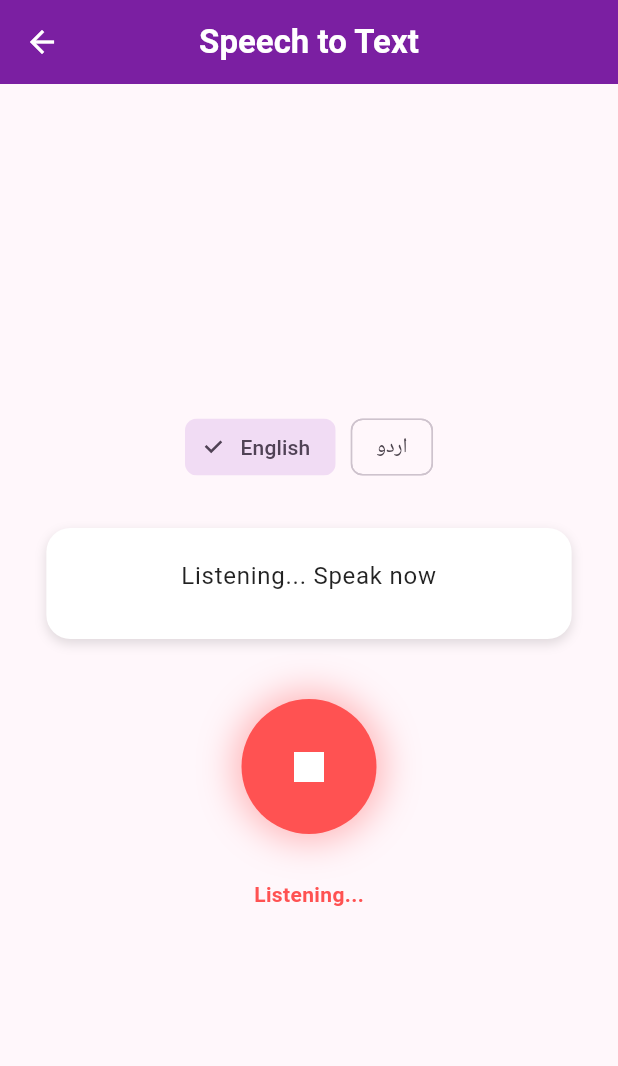
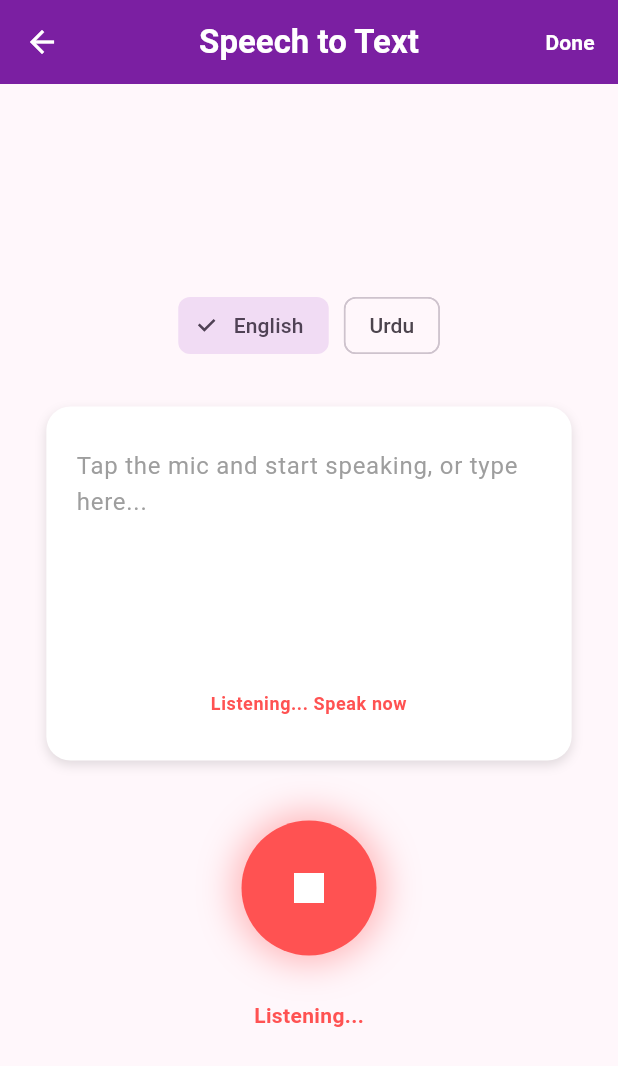
Before and after one commit to Ayeshafayyazz/PixiePen, a Flutter app: the SpeechToTextScreen screen opened directly, after a tap on the "mic" icon, on a phone screen of 412 x 824 dp. Shown: the top 1066 px of the screen. Run offline on Flutter 3.47's test engine with Material 3 defaults, Android fonts, the phone set to English and light mode, and no system bars; our stand-ins replace animated_text_kit, cloud_firestore, firebase_auth, firebase_core, firebase_storage, flutter_custom_clippers and 5 more; accounts and stored records are empty; Roboto replaces fonts that are missing (Poppins).

Commit message:
Speech to Text updated

```diff
--- a/lib/screens/speech_to_text_screen.dart
+++ b/lib/screens/speech_to_text_screen.dart
@@ -1,82 +1,104 @@
 import 'package:flutter/material.dart';
+import 'package:permission_handler/permission_handler.dart';
 import 'package:speech_to_text/speech_to_text.dart' as stt;
-import 'package:permission_handler/permission_handler.dart';
-import 'theme.dart'; // your color file
+
+import 'theme.dart';
 
 class SpeechToTextScreen extends StatefulWidget {
-  const SpeechToTextScreen({super.key});
+  final String initialText;
+
+  const SpeechToTextScreen({
+    super.key,
+    this.initialText = '',
+  });
 
   @override
   State<SpeechToTextScreen> createState() => _SpeechToTextScreenState();
 }
 
 class _SpeechToTextScreenState extends State<SpeechToTextScreen> {
-  late stt.SpeechToText _speech;
+  late final stt.SpeechToText _speech;
+  late final TextEditingController _transcriptController;
 
-  String transcript = "Tap the mic and start speaking...";
+  String _statusMessage = "Tap the mic and start speaking...";
+  String _textBeforeListening = '';
   bool isListening = false;
+  bool _isReturning = false;
   double confidence = 0.0;
 
-  // ✅ Language toggle
   String selectedLanguage = "en_US";
 
   @override
   void initState() {
     super.initState();
     _speech = stt.SpeechToText();
+    _transcriptController = TextEditingController(text: widget.initialText);
   }
 
   Future<void> _toggleListening() async {
     debugPrint("Mic tapped");
 
     if (!isListening) {
-      // ✅ Request permission
-      var status = await Permission.microphone.request();
+      final status = await Permission.microphone.request();
 
       if (!status.isGranted) {
         setState(() {
-          transcript = "Microphone permission denied";
+          _statusMessage = "Microphone permission denied";
         });
         return;
       }
 
-      bool available = await _speech.initialize(
+      final available = await _speech.initialize(
         onStatus: (status) {
           debugPrint("Status: $status");
 
-          if (status == "done" || status == "notListening") {
-            setState(() => isListening = false);
+          if ((status == "done" || status == "notListening") &&
+              mounted &&
+              isListening &&
+              !_isReturning) {
+            Future.microtask(_finishAndReturn);
           }
         },
         onError: (error) {
           debugPrint("Error: $error");
 
-          // 🔥 Ignore no_match error
           if (error.errorMsg == "error_no_match") return;
+          if (!mounted) return;
 
           setState(() {
             isListening = false;
-            transcript = "Error: ${error.errorMsg}";
+            _statusMessage = "Error: ${error.errorMsg}";
           });
         },
       );
 
       if (available) {
+        _textBeforeListening = _transcriptController.text.trimRight();
         setState(() {
           isListening = true;
-          transcript = "Listening... Speak now";
+          _statusMessage = "Listening... Speak now";
         });
 
-        _speech.listen(
+        await _speech.listen(
           listenFor: const Duration(minutes: 1),
           pauseFor: const Duration(seconds: 10),
           partialResults: true,
           cancelOnError: false,
           listenMode: stt.ListenMode.dictation,
-          localeId: selectedLanguage, // ✅ Urdu / English
+          localeId: selectedLanguage,
           onResult: (result) {
+            if (!mounted) return;
+
+            final spokenWords = result.recognizedWords.trim();
+            final separator =
+                _textBeforeListening.isEmpty || spokenWords.isEmpty ? '' : ' ';
+            final updatedText = '$_textBeforeListening$separator$spokenWords';
+
             setState(() {
-              transcript = result.recognizedWords;
+              _transcriptController.value = TextEditingValue(
+                text: updatedText,
+                selection: TextSelection.collapsed(offset: updatedText.length),
+              );
 
               if (result.hasConfidenceRating && result.confidence > 0) {
                 confidence = result.confidence;
@@ -86,24 +108,37 @@ class _SpeechToTextScreenState extends State<SpeechToTextScreen> {
         );
       } else {
         setState(() {
-          transcript = "Speech recognition not available";
+          _statusMessage = "Speech recognition not available";
           isListening = false;
         });
       }
     } else {
-      // ✅ Stop listening
+      await _finishAndReturn();
+    }
+  }
+
+  Future<void> _stopListening() async {
     setState(() => isListening = false);
     await _speech.stop();
+  }
+
+  Future<void> _finishAndReturn() async {
+    if (_isReturning) return;
+    _isReturning = true;
+
+    if (isListening) {
+      await _stopListening();
+    }
 
     if (mounted) {
-        Navigator.of(context).pop(transcript);
-      }
+      Navigator.of(context).pop(_transcriptController.text.trim());
     }
   }
 
   @override
   void dispose() {
     _speech.stop();
+    _transcriptController.dispose();
     super.dispose();
   }
 
@@ -111,7 +146,12 @@ class _SpeechToTextScreenState extends State<SpeechToTextScreen> {
   Widget build(BuildContext context) {
     final textTheme = Theme.of(context).textTheme;
 
-    return Scaffold(
+    return WillPopScope(
+      onWillPop: () async {
+        await _finishAndReturn();
+        return false;
+      },
+      child: Scaffold(
         appBar: AppBar(
           backgroundColor: kAppPrimary,
           centerTitle: true,
@@ -120,13 +160,24 @@ class _SpeechToTextScreenState extends State<SpeechToTextScreen> {
             style: TextStyle(color: Colors.white, fontWeight: FontWeight.w600),
           ),
           iconTheme: const IconThemeData(color: Colors.white),
+          actions: [
+            TextButton(
+              onPressed: _finishAndReturn,
+              child: const Text(
+                "Done",
+                style: TextStyle(
+                  color: Colors.white,
+                  fontWeight: FontWeight.w600,
+                ),
+              ),
+            ),
+          ],
         ),
         body: Center(
           child: SingleChildScrollView(
             child: Column(
               mainAxisAlignment: MainAxisAlignment.center,
               children: [
-              // ✅ Language Toggle
                 Row(
                   mainAxisAlignment: MainAxisAlignment.center,
                   children: [
@@ -139,7 +190,7 @@ class _SpeechToTextScreenState extends State<SpeechToTextScreen> {
                     ),
                     const SizedBox(width: 10),
                     ChoiceChip(
-                    label: const Text("اردو"),
+                      label: const Text("Urdu"),
                       selected: selectedLanguage == "ur_PK",
                       onSelected: (_) {
                         setState(() => selectedLanguage = "ur_PK");
@@ -147,10 +198,7 @@ class _SpeechToTextScreenState extends State<SpeechToTextScreen> {
                     ),
                   ],
                 ),
-
                 const SizedBox(height: 30),
-
-              // Transcript card
                 Container(
                   width: MediaQuery.of(context).size.width * 0.85,
                   padding: const EdgeInsets.all(20),
@@ -162,18 +210,39 @@ class _SpeechToTextScreenState extends State<SpeechToTextScreen> {
                         color: Colors.black12,
                         blurRadius: 6,
                         offset: Offset(0, 3),
-                    )
+                      ),
                     ],
                   ),
                   child: Column(
                     children: [
-                    Text(
-                      transcript,
-                      textAlign: TextAlign.center,
+                      TextField(
+                        controller: _transcriptController,
+                        minLines: 6,
+                        maxLines: 12,
+                        textAlign: TextAlign.start,
+                        decoration: InputDecoration(
+                          hintText:
+                              "Tap the mic and start speaking, or type here...",
+                          border: InputBorder.none,
+                          hintStyle: textTheme.bodyLarge?.copyWith(
+                            color: Colors.grey.shade500,
+                          ),
+                        ),
                         style: textTheme.bodyLarge?.copyWith(
                           fontSize: 16,
                           height: 1.5,
                           color: Colors.black87,
+                        ),
+                      ),
+                      const SizedBox(height: 10),
+                      Text(
+                        _statusMessage,
+                        textAlign: TextAlign.center,
+                        style: textTheme.bodySmall?.copyWith(
+                          color: isListening ? Colors.redAccent : Colors.grey,
+                          fontWeight: isListening
+                              ? FontWeight.w600
+                              : FontWeight.normal,
                         ),
                       ),
                       const SizedBox(height: 10),
@@ -187,10 +256,7 @@ class _SpeechToTextScreenState extends State<SpeechToTextScreen> {
                     ],
                   ),
                 ),
-
                 const SizedBox(height: 40),
-
-              // ✅ Mic Button (FIXED)
                 Material(
                   color: Colors.transparent,
                   child: InkWell(
@@ -205,9 +271,8 @@ class _SpeechToTextScreenState extends State<SpeechToTextScreen> {
                         shape: BoxShape.circle,
                         boxShadow: [
                           BoxShadow(
-                          color: (isListening
-                              ? Colors.redAccent
-                              : kAppPrimary)
+                            color:
+                                (isListening ? Colors.redAccent : kAppPrimary)
                                     .withOpacity(0.4),
                             blurRadius: 20,
                             spreadRadius: 5,
@@ -222,11 +287,9 @@ class _SpeechToTextScreenState extends State<SpeechToTextScreen> {
                     ),
                   ),
                 ),
-
                 const SizedBox(height: 30),
-
                 Text(
-                isListening ? "Listening..." : "Tap to start speaking",
+                  isListening ? "Listening..." : "Tap to continue speaking",
                   style: textTheme.bodyMedium?.copyWith(
                     color: isListening ? Colors.redAccent : kAppPrimary,
                     fontWeight: FontWeight.w600,
@@ -236,6 +299,7 @@ class _SpeechToTextScreenState extends State<SpeechToTextScreen> {
             ),
           ),
         ),
+      ),
     );
   }
 }
```
Also changed, not shown: lib/screens/write_story_screen.dart (+10 -13 lines). Lines whose indentation alone changed are shown as unchanged.
